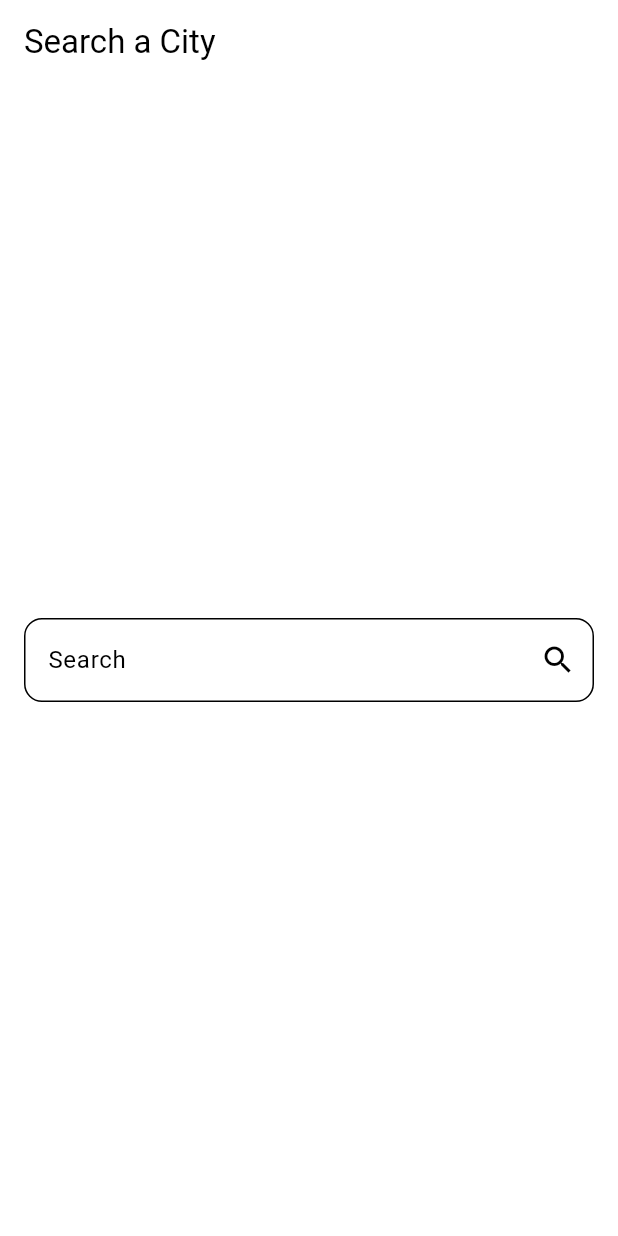
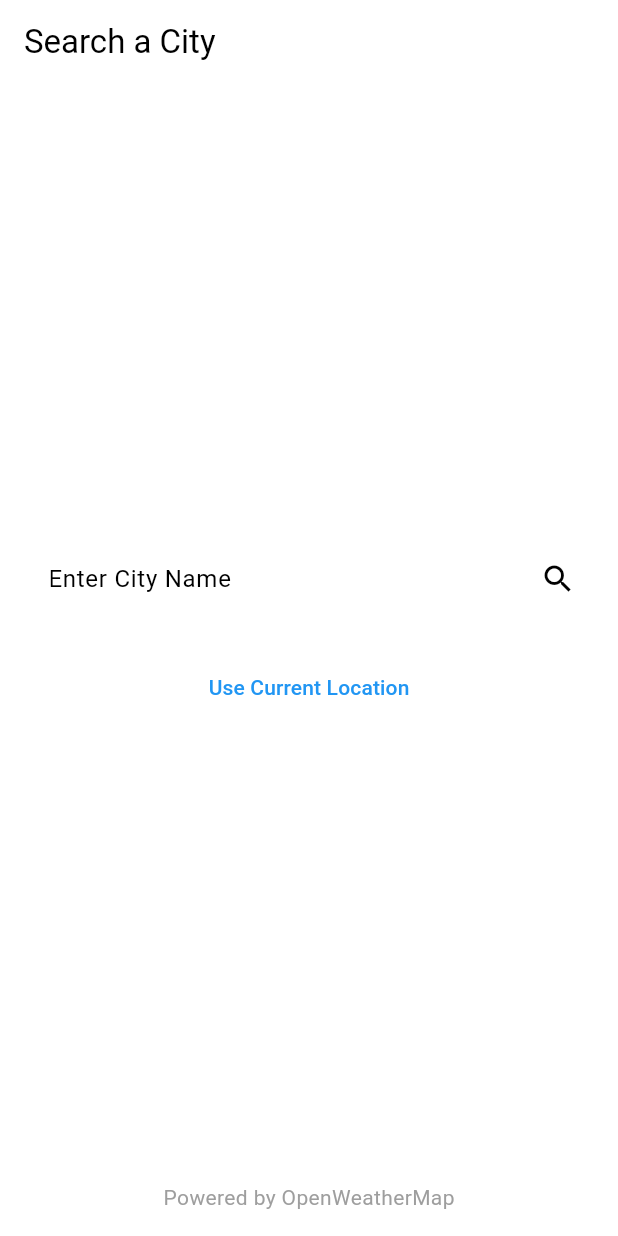
Before and after one commit to islamashraf2003/weather-app-task, a Flutter app: the SearchView screen opened by its route, on a phone screen of 412 x 824 dp. Run offline on Flutter 3.47's test engine with Material 3 defaults, Android fonts, the phone set to English and light mode, and no system bars; our stand-ins replace bloc, dartz, dio, equatable, flutter_bloc, go_router; network calls fail.

Commit message:
Refactor UI components and update styles
Refactored UI components in search and splash views, updated styles and added
functionality for search and location services. Fixed image and text styles.

```diff
--- a/lib/core/theming/images_manager.dart
+++ b/lib/core/theming/images_manager.dart
@@ -1,5 +1,5 @@
 abstract class ImagesManager {
   static const String rain = "assets/images/rain.png";
   static const String windsImage = "assets/images/winds.png";
-  static const String test = "assets/images/test.png";
+  static const String test = "assets/images/Heavy cloud.png";
 }
--- a/lib/core/theming/styles_manager.dart
+++ b/lib/core/theming/styles_manager.dart
@@ -16,6 +16,10 @@
     fontSize: 25,
     fontWeight: FontWeightManager.regular,
     color: ColorManager.grey,
+  );
+  static TextStyle font25 = TextStyle(
+    fontSize: 25,
+    fontWeight: FontWeightManager.bold,
   );
   static TextStyle font20white = TextStyle(
     fontSize: 20,
--- a/lib/features/home/ui/widgets/serach_widget.dart
+++ b/lib/features/home/ui/widgets/serach_widget.dart
@@ -1,36 +1,78 @@
 import 'package:flutter/material.dart';
 import 'package:flutter_bloc/flutter_bloc.dart';
 import 'package:go_router/go_router.dart';
+import 'package:weather_app_task/core/helper/spacing.dart';
 import 'package:weather_app_task/core/router/routing.dart';
 import 'package:weather_app_task/features/home/logic/Search_Cubit/search_cubit.dart';
 
 class SearchView extends StatelessWidget {
-  const SearchView({super.key});
+  const SearchView({Key? key}) : super(key: key);
+
   @override
   Widget build(BuildContext context) {
+    final TextEditingController _cityController = TextEditingController();
+
     return Scaffold(
       appBar: AppBar(
         title: const Text('Search a City'),
       ),
       body: Padding(
-        padding: const EdgeInsets.symmetric(horizontal: 16),
-        child: Center(
-          child: TextField(
-            onSubmitted: (city) async {
-              await context
-                  .read<SearchCubit>()
-                  .getCurrentWeather(cityName: city);
-              GoRouter.of(context).go(AppRouting.homeView);
-            },
-            decoration: InputDecoration(
-              hintText: 'Enter City Name',
-              border: OutlineInputBorder(
-                borderRadius: BorderRadius.circular(12),
+        padding: const EdgeInsets.all(16),
+        child: Column(
+          mainAxisAlignment: MainAxisAlignment.center,
+          children: [
+            Expanded(
+              child: Column(
+                mainAxisAlignment: MainAxisAlignment.center,
+                children: [
+                  TextField(
+                    controller: _cityController,
+                    autofocus: true,
+                    decoration: InputDecoration(
+                      hintText: 'Enter City Name',
+                      border: OutlineInputBorder(
+                        borderRadius: BorderRadius.circular(12),
+                      ),
+                      labelText: 'Search',
+                      suffixIcon: IconButton(
+                        onPressed: () async {
+                          final city = _cityController.text;
+                          if (city.isNotEmpty) {
+                            await context
+                                .read<SearchCubit>()
+                                .getCurrentWeather(cityName: city);
+                            GoRouter.of(context).go(AppRouting.homeView);
+                          }
+                        },
+                        icon: const Icon(Icons.search),
+                      ),
+                    ),
+                    onSubmitted: (city) async {
+                      if (city.isNotEmpty) {
+                        await context
+                            .read<SearchCubit>()
+                            .getCurrentWeather(cityName: city);
+                        GoRouter.of(context).go(AppRouting.homeView);
+                      }
+                    },
+                  ),
+                  const SizedBox(height: 20),
+                  TextButton(
+                    onPressed: () {},
+                    child: const Text(
+                      'Use Current Location',
+                      style: TextStyle(color: Colors.blue),
+                    ),
+                  ),
+                ],
               ),
-              label: const Text('Search'),
-              suffixIcon: const Icon(Icons.search),
             ),
-          ),
+            verticalSpace(20),
+            const Text(
+              'Powered by OpenWeatherMap',
+              style: TextStyle(color: Colors.grey),
+            ),
+          ],
         ),
       ),
     );
--- a/lib/features/home/ui/widgets/weather_info_section.dart
+++ b/lib/features/home/ui/widgets/weather_info_section.dart
@@ -56,6 +56,7 @@
                                 verticalSpace(10),
                                 Flexible(
                                   child: Image.asset(
+                                    color: Colors.blue,
                                     getImage(currentWeatherInfoList[index]
                                         .weather![0]
                                         .main!),
```
Also changed, not shown: lib/core/helper/fun_temp.dart (+6 -5 lines), lib/features/home/ui/widgets/weather_info_success.dart (+1 -10 lines), lib/features/splash/ui/splash_view.dart (+24 -46 lines).
